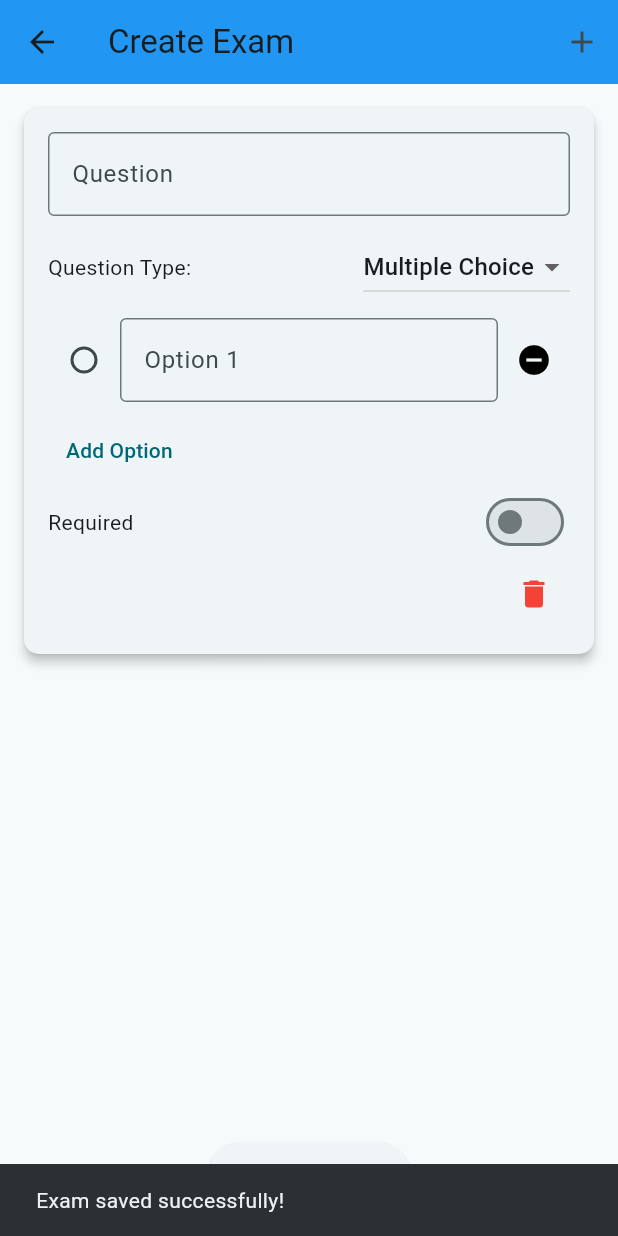
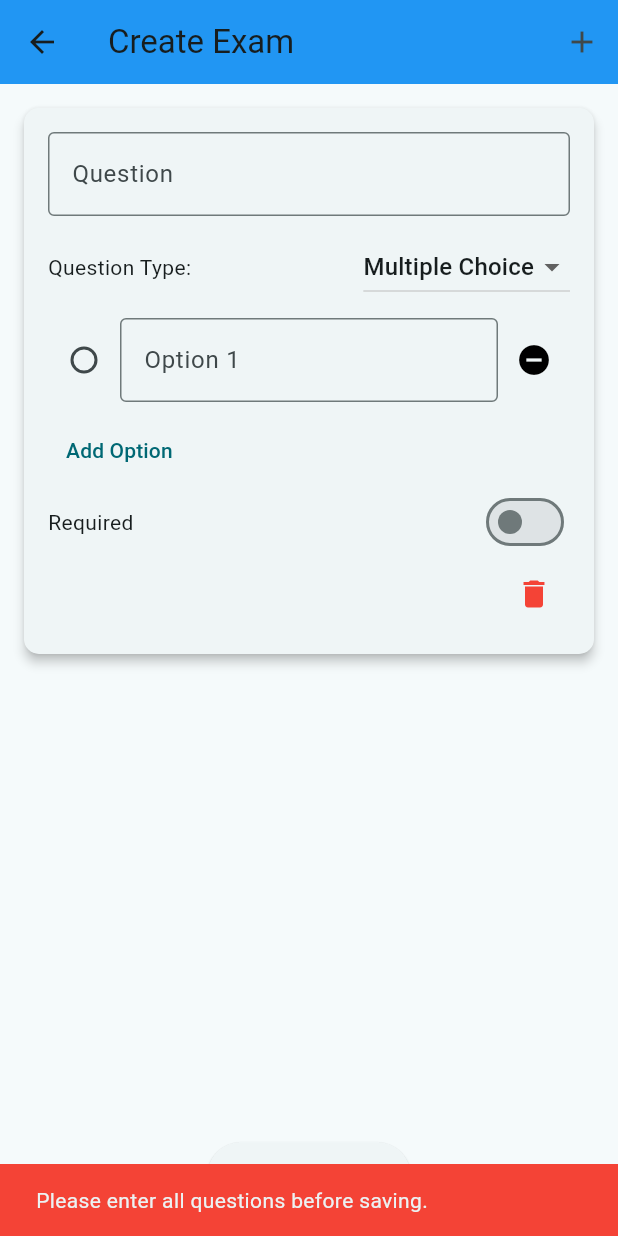
Before and after one commit to arvindgitdev/ExamGo, a Flutter app: the CreateExamScreen screen opened directly, after a tap on "Save Exam", on a phone screen of 412 x 824 dp. Run offline on Flutter 3.47's test engine with Material 3 defaults, Android fonts, the phone set to English and light mode, and no system bars; our stand-ins replace firebase_core; accounts and stored records are empty.

Commit message:
added question screen

```diff
--- a/lib/Teacher/createexam.dart
+++ b/lib/Teacher/createexam.dart
@@ -6,8 +6,6 @@ class Exam {
   String name;
   String description;
   int durationMinutes;
-
-
   Exam({required this.id, required this.name, required this.description, required this.durationMinutes});
 }
 
--- a/lib/Teacher/question_page.dart
+++ b/lib/Teacher/question_page.dart
@@ -23,10 +23,31 @@ class CreateExamScreenState extends State<CreateExamScreen> {
   }
 
   void saveExam() {
-    // Here you can save the exam to Firebase, Local Storage, etc.
-    print("Exam saved with ${questions.length} questions.");
+    // Check if all questions have text
+    bool isValid = true;
+    for (var question in questions) {
+      if (question.questionController.text.isEmpty) {
+        isValid = false;
+        break;
+      }
+    }
+
+    if (!isValid) {
+      ScaffoldMessenger.of(context).showSnackBar(
+        const SnackBar(
+          content: Text("Please enter all questions before saving."),
+          backgroundColor: Colors.red,
+        ),
+      );
+      return;
+    }
+
+    // Simulate saving the exam (You can add Firebase Firestore or database logic here)
     ScaffoldMessenger.of(context).showSnackBar(
-      const SnackBar(content: Text("Exam saved successfully!")),
+      const SnackBar(
+        content: Text("Exam Saved Successfully!"),
+        backgroundColor: Colors.green,
+      ),
     );
   }
 
```
